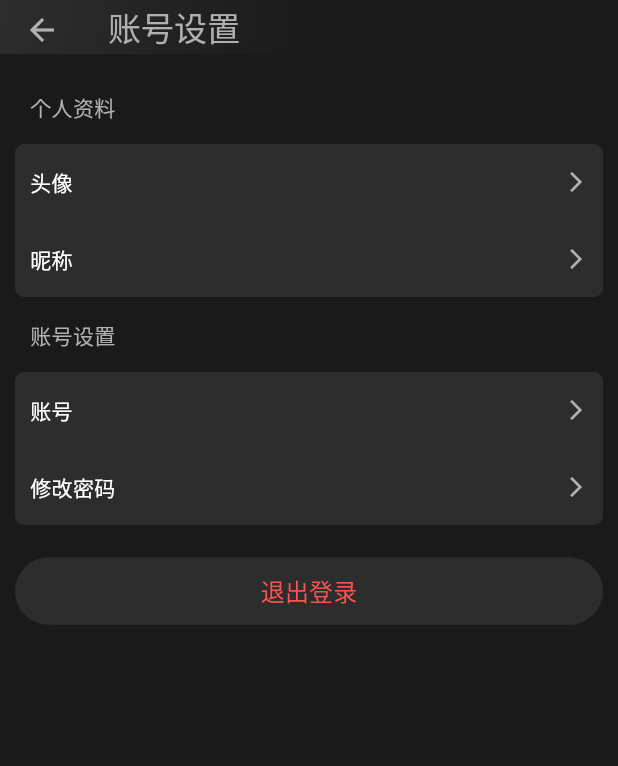
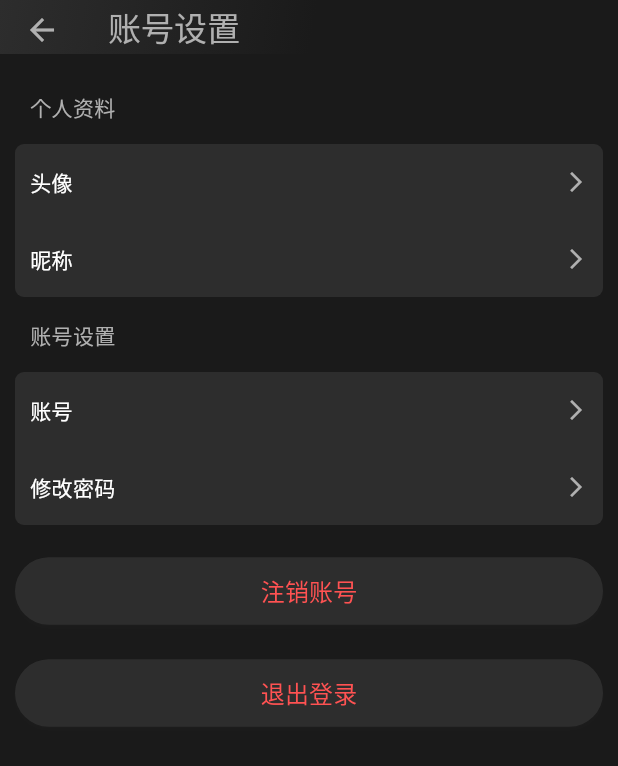
Before and after one commit to ayqy/running, a Flutter app: the AccountSettings screen opened by its route, on a phone screen of 412 x 824 dp. Shown: the top 766 px of the screen. Run offline on Flutter 3.47's test engine with Material 3 defaults, Android fonts, the phone set to English and light mode, and no system bars; our stand-ins replace audio_service, circular_profile_avatar, connectivity_plus, date_format, device_info_plus, dio and 11 more; missing offline and left inert: amap_flutter_base, amap_flutter_location, amap_flutter_map, flutter_mute, fluwx, volume_controller and 1 more; accounts and stored records are empty.

Commit message:
feat: deregister account

```diff
--- a/lib/account_settings.dart
+++ b/lib/account_settings.dart
@@ -44,6 +44,26 @@ class _AccountSettingsState extends State<AccountSettings> {
     if (mounted) {
       Navigator.of(context).pop();
     }
+  }
+
+  _onDeleteAccountPressed() {
+    MyDialog.confirm(context, const Text(
+      '注销账号后，您的所有数据将被永久删除且无法恢复。\n确定要注销账号吗？',
+      style: TextStyle(fontSize: 16),
+    ), (close) async {
+      EasyLoading.show(status: '注销中...');
+      var result = await AccountAPI.remove();
+      if (result != false) {
+        await AccountUtil.removeToken();
+        EasyLoading.showSuccess('账号已注销');
+        if (mounted) {
+          Navigator.of(context).pop();
+        }
+      } else {
+        EasyLoading.showError('注销失败，请重试');
+      }
+      close();
+    }, title: '注销账号');
   }
 
   void _setImageFileFromFile(XFile? value) {
@@ -273,6 +293,23 @@ class _AccountSettingsState extends State<AccountSettings> {
             }]),
             const SizedBox(height: 20),
             ElevatedButton(
+              onPressed: _onDeleteAccountPressed,
+              style: ElevatedButton.styleFrom(
+                backgroundColor: ThemeColors.cardColor,
+                shadowColor: ThemeColors.dividerColor,
+                minimumSize: const Size.fromHeight(45),
+              ),
+              child: Text(
+                '注销账号',
+                style: TextStyle(
+                  fontSize: 16,
+                  color: ThemeColors.selectedTheme == ThemeType.dark ?
+                      const Color(0xFFFF5252) : const Color(0x99ff0000),
+                ),
+              ),
+            ),
+            const SizedBox(height: 20),
+            ElevatedButton(
               onPressed: _onLogoutPressed,
               style: ElevatedButton.styleFrom(
                 backgroundColor: ThemeColors.cardColor,
```
